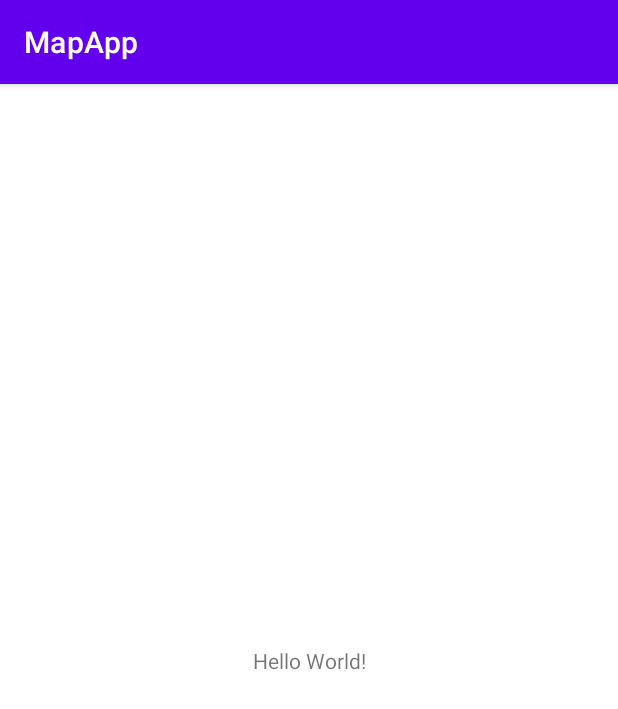
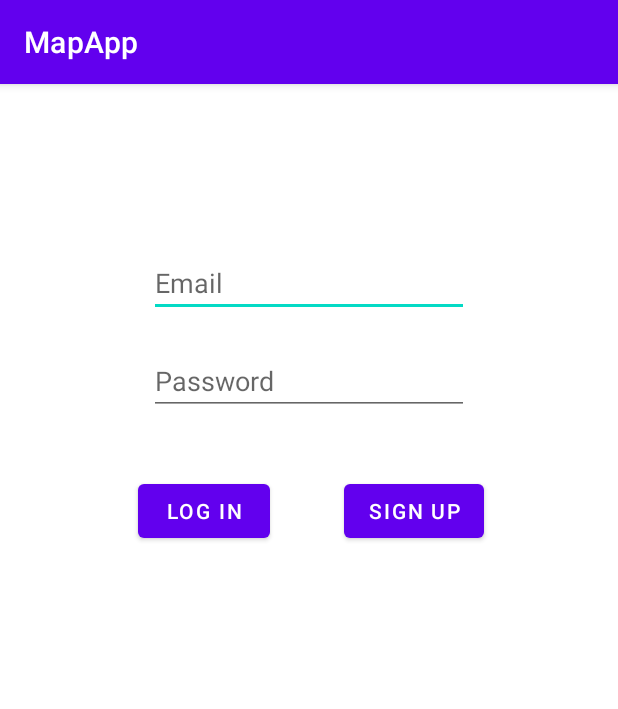
Before and after one commit to Viktorjb/MapApp, an Android app: the screen it shows after launch (MainActivity), on a phone screen of 412 x 824 dp. Shown: the top 709 px of the screen. Run offline under Robolectric (Android 15) with nearby library versions, the phone set to English and light mode, and no system bars; our stand-ins replace Firebase (no records; nobody signed in at launch, a user with empty details on screens opened directly).

```diff
--- a/app/build.gradle
+++ b/app/build.gradle
@@ -1,6 +1,7 @@
 plugins {
     id 'com.android.application'
     id 'org.jetbrains.kotlin.android'
+    id 'com.google.gms.google-services'
 }
 
 android {
@@ -38,6 +39,8 @@ dependencies {
     implementation 'androidx.appcompat:appcompat:1.5.1'
     implementation 'com.google.android.material:material:1.7.0'
     implementation 'androidx.constraintlayout:constraintlayout:2.1.4'
+    implementation 'com.google.firebase:firebase-firestore:24.0.2'
+    implementation 'com.google.firebase:firebase-auth-ktx:21.0.2'
     testImplementation 'junit:junit:4.13.2'
     androidTestImplementation 'androidx.test.ext:junit:1.1.3'
     androidTestImplementation 'androidx.test.espresso:espresso-core:3.4.0'
--- a/app/src/main/java/com/example/mapapp/MainActivity.kt
+++ b/app/src/main/java/com/example/mapapp/MainActivity.kt
@@ -2,10 +2,47 @@ package com.example.mapapp
 
 import androidx.appcompat.app.AppCompatActivity
 import android.os.Bundle
+import android.widget.Button
+import android.widget.EditText
+import android.widget.Toast
+import com.google.firebase.auth.FirebaseAuth
+import com.google.firebase.auth.ktx.auth
+import com.google.firebase.ktx.Firebase
 
 class MainActivity : AppCompatActivity() {
+
+    lateinit var auth : FirebaseAuth
+
+    lateinit var emailEditText : EditText
+    lateinit var passwordEditText : EditText
+
+
     override fun onCreate(savedInstanceState: Bundle?) {
         super.onCreate(savedInstanceState)
         setContentView(R.layout.activity_main)
+
+        auth = Firebase.auth
+
+        emailEditText = findViewById(R.id.emailEditText)
+        passwordEditText = findViewById(R.id.passwordEditText)
+
+        val logInButton = findViewById<Button>(R.id.logInButton)
+        val signUpButton = findViewById<Button>(R.id.signUpButton)
+
+
+        signUpButton.setOnClickListener {
+            signUp(emailEditText.text.toString(),passwordEditText.text.toString())
+        }
+
     }
+
+    fun signUp(email : String, password : String){
+
+        if(email.isEmpty() || password.isEmpty()){
+            Toast.makeText(applicationContext, "Field empty", Toast.LENGTH_SHORT).show()
+            return
+        }
+
+    }
+
 }
--- a/app/src/main/res/layout/activity_main.xml
+++ b/app/src/main/res/layout/activity_main.xml
@@ -6,13 +6,49 @@
     android:layout_height="match_parent"
     tools:context=".MainActivity">
 
-    <TextView
+    <EditText
+        android:id="@+id/emailEditText"
         android:layout_width="wrap_content"
         android:layout_height="wrap_content"
-        android:text="Hello World!"
-        app:layout_constraintBottom_toBottomOf="parent"
+        android:layout_marginTop="110dp"
+        android:ems="10"
+        android:hint="Email"
+        android:inputType="textPersonName"
         app:layout_constraintEnd_toEndOf="parent"
         app:layout_constraintStart_toStartOf="parent"
         app:layout_constraintTop_toTopOf="parent" />
 
+    <EditText
+        android:id="@+id/passwordEditText"
+        android:layout_width="wrap_content"
+        android:layout_height="wrap_content"
+        android:layout_marginTop="20dp"
+        android:ems="10"
+        android:hint="Password"
+        android:inputType="textPassword"
+        app:layout_constraintEnd_toEndOf="parent"
+        app:layout_constraintStart_toStartOf="parent"
+        app:layout_constraintTop_toBottomOf="@+id/emailEditText" />
+
+    <Button
+        android:id="@+id/logInButton"
+        android:layout_width="wrap_content"
+        android:layout_height="wrap_content"
+        android:layout_marginTop="40dp"
+        android:layout_marginEnd="140dp"
+        android:text="Log in"
+        app:layout_constraintEnd_toEndOf="parent"
+        app:layout_constraintStart_toStartOf="parent"
+        app:layout_constraintTop_toBottomOf="@+id/passwordEditText" />
+
+    <Button
+        android:id="@+id/signUpButton"
+        android:layout_width="wrap_content"
+        android:layout_height="wrap_content"
+        android:layout_marginStart="140dp"
+        android:layout_marginTop="40dp"
+        android:text="Sign up"
+        app:layout_constraintEnd_toEndOf="parent"
+        app:layout_constraintStart_toStartOf="parent"
+        app:layout_constraintTop_toBottomOf="@+id/passwordEditText" />
 </androidx.constraintlayout.widget.ConstraintLayout>
--- a/build.gradle
+++ b/build.gradle
@@ -1,4 +1,8 @@
-// Top-level build file where you can add configuration options common to all sub-projects/modules.
+buildscript {
+    dependencies {
+        classpath 'com.google.gms:google-services:4.3.10'
+    }
+}// Top-level build file where you can add configuration options common to all sub-projects/modules.
 plugins {
     id 'com.android.application' version '7.3.1' apply false
     id 'com.android.library' version '7.3.1' apply false
```
Also changed, not shown: 1 other file.
